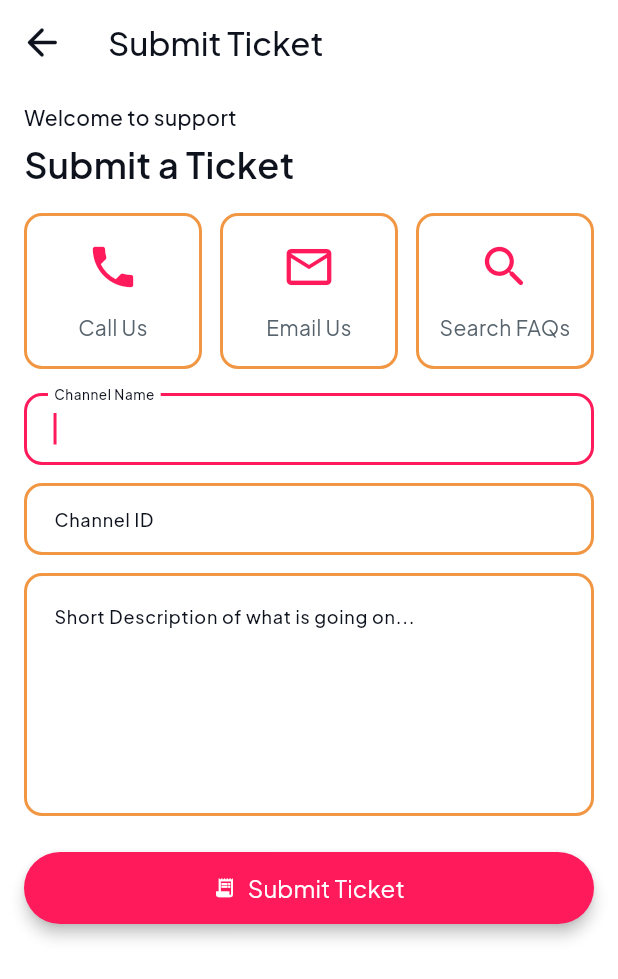
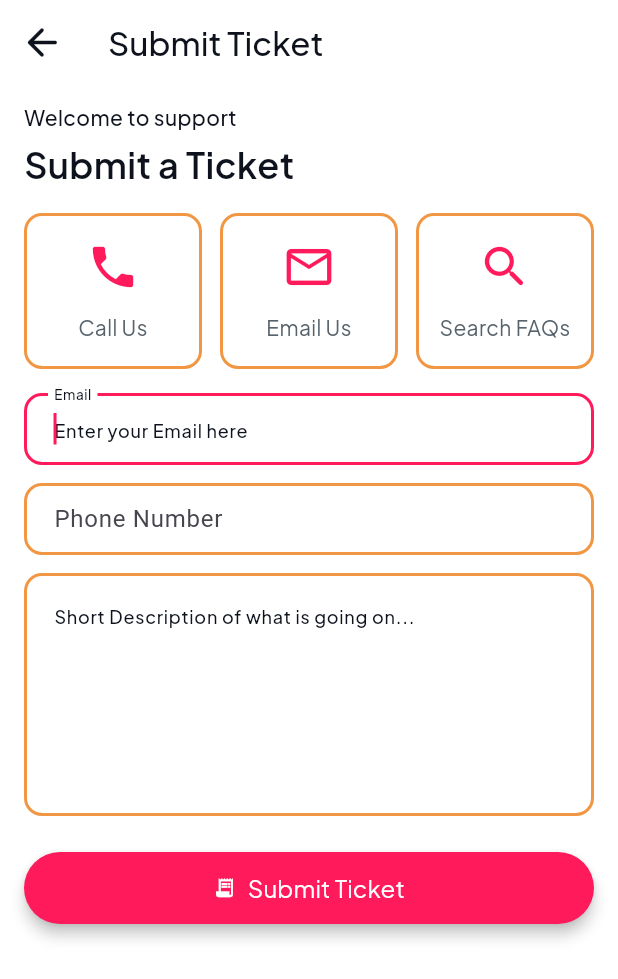
Before and after one commit to jherup1/capstone-project, a Flutter app: the SupportPageWidget screen opened by its route, on a phone screen of 412 x 824 dp. Shown: the top 979 px of the screen. Run offline on Flutter 3.47's test engine with Material 3 defaults, Android fonts, the light colour scheme and no system bars; drawn by our look-alikes of auto_size_text, flutter_animate; our stand-ins replace cloud_firestore, easy_debounce, firebase_auth, firebase_core, font_awesome_flutter, from_css_color and 11 more; missing offline and left inert: json_path; accounts and stored records are empty.

Commit message:
Ron + Josh: fixes

```diff
--- a/lib/components/side_bar_nav_model.dart
+++ b/lib/components/side_bar_nav_model.dart
@@ -1,3 +1,5 @@
+import '/auth/firebase_auth/auth_util.dart';
+import '/flutter_flow/flutter_flow_icon_button.dart';
 import '/flutter_flow/flutter_flow_theme.dart';
 import '/flutter_flow/flutter_flow_util.dart';
 import 'side_bar_nav_widget.dart' show SideBarNavWidget;
--- a/lib/flutter_flow/nav/nav.dart
+++ b/lib/flutter_flow/nav/nav.dart
@@ -98,6 +98,11 @@ GoRouter createRouter(AppStateNotifier appStateNotifier) => GoRouter(
               builder: (context, params) => SignUpWidget(),
             ),
             FFRoute(
+              name: 'createProfile',
+              path: 'createProfile',
+              builder: (context, params) => CreateProfileWidget(),
+            ),
+            FFRoute(
               name: 'homePage',
               path: 'homePage',
               builder: (context, params) => params.isEmpty
@@ -108,11 +113,6 @@ GoRouter createRouter(AppStateNotifier appStateNotifier) => GoRouter(
                       school: params.getParam('school',
                           ParamType.DocumentReference, false, ['schools']),
                     ),
-            ),
-            FFRoute(
-              name: 'createProfile',
-              path: 'createProfile',
-              builder: (context, params) => CreateProfileWidget(),
             ),
             FFRoute(
               name: 'forgotPassword',
@@ -127,16 +127,16 @@ GoRouter createRouter(AppStateNotifier appStateNotifier) => GoRouter(
                   : SchoolsWidget(),
             ),
             FFRoute(
+              name: 'supportPage',
+              path: 'supportPage',
+              builder: (context, params) => SupportPageWidget(),
+            ),
+            FFRoute(
               name: 'profilePage',
               path: 'profilePage',
               builder: (context, params) => params.isEmpty
                   ? NavBarPage(initialPage: 'profilePage')
                   : ProfilePageWidget(),
-            ),
-            FFRoute(
-              name: 'supportPage',
-              path: 'supportPage',
-              builder: (context, params) => SupportPageWidget(),
             )
           ].map((r) => r.toRoute(appStateNotifier)).toList(),
         ),
--- a/lib/index.dart
+++ b/lib/index.dart
@@ -1,9 +1,9 @@
 // Export pages
 export '/sign_in/sign_in_widget.dart' show SignInWidget;
 export '/sign_up/sign_up_widget.dart' show SignUpWidget;
+export '/create_profile/create_profile_widget.dart' show CreateProfileWidget;
 export '/home_page/home_page_widget.dart' show HomePageWidget;
-export '/create_profile/create_profile_widget.dart' show CreateProfileWidget;
 export '/forgot_password/forgot_password_widget.dart' show ForgotPasswordWidget;
 export '/schools/schools_widget.dart' show SchoolsWidget;
+export '/support_page/support_page_widget.dart' show SupportPageWidget;
 export '/profile_page/profile_page_widget.dart' show ProfilePageWidget;
-export '/support_page/support_page_widget.dart' show SupportPageWidget;
--- a/lib/profile_page/profile_page_widget.dart
+++ b/lib/profile_page/profile_page_widget.dart
@@ -111,7 +111,7 @@ class _ProfilePageWidgetState extends State<ProfilePageWidget>
                 child: SideBarNavWidget(
                   oneBG: FlutterFlowTheme.of(context).secondaryBackground,
                   oneIcon: Icon(
-                    Icons.bar_chart_rounded,
+                    Icons.ten_mp,
                     color: FlutterFlowTheme.of(context).primaryText,
                   ),
                   twoBG: FlutterFlowTheme.of(context).secondaryBackground,
@@ -123,6 +123,10 @@ class _ProfilePageWidgetState extends State<ProfilePageWidget>
                   threeIcon: Icon(
                     Icons.account_circle_outlined,
                     color: FlutterFlowTheme.of(context).primary,
+                  ),
+                  fourColor: Icon(
+                    Icons.ten_mp_rounded,
+                    color: FlutterFlowTheme.of(context).alternate,
                   ),
                 ),
               ),
--- a/lib/sign_up/sign_up_model.dart
+++ b/lib/sign_up/sign_up_model.dart
@@ -1,4 +1,5 @@
 import '/auth/firebase_auth/auth_util.dart';
+import '/backend/backend.dart';
 import '/flutter_flow/flutter_flow_theme.dart';
 import '/flutter_flow/flutter_flow_util.dart';
 import '/flutter_flow/flutter_flow_widgets.dart';
--- a/lib/support_page/support_page_widget.dart
+++ b/lib/support_page/support_page_widget.dart
@@ -347,9 +347,10 @@ class _SupportPageWidgetState extends State<SupportPageWidget>
                           autofocus: true,
                           obscureText: false,
                           decoration: InputDecoration(
-                            labelText: 'Channel Name',
+                            labelText: 'Email',
                             labelStyle:
                                 FlutterFlowTheme.of(context).labelMedium,
+                            hintText: 'Enter your Email here',
                             hintStyle: FlutterFlowTheme.of(context).labelMedium,
                             enabledBorder: OutlineInputBorder(
                               borderSide: BorderSide(
@@ -393,9 +394,9 @@ class _SupportPageWidgetState extends State<SupportPageWidget>
                           autofocus: true,
                           obscureText: false,
                           decoration: InputDecoration(
-                            labelText: 'Channel ID',
-                            labelStyle:
-                                FlutterFlowTheme.of(context).labelMedium,
+                            labelText: 'Phone Number',
+                            alignLabelWithHint: true,
+                            hintText: 'Enter your phone number here',
                             hintStyle: FlutterFlowTheme.of(context).labelMedium,
                             enabledBorder: OutlineInputBorder(
                               borderSide: BorderSide(
```
Also changed, not shown: lib/backend/schema/schools_record.dart (+10 -29 lines), lib/components/side_bar_nav_widget.dart (+48 -5 lines), lib/home_page/home_page_widget.dart (+6 -1 lines), lib/sign_up/sign_up_widget.dart (+8 -0 lines).
